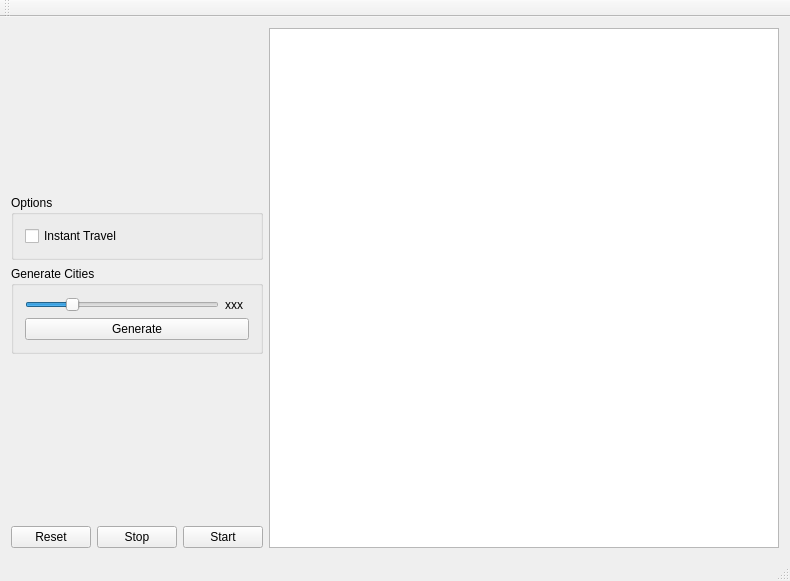
Above: mainwindow.ui from DrewMartin/TSP-ants before the change. Below: the same form after it.
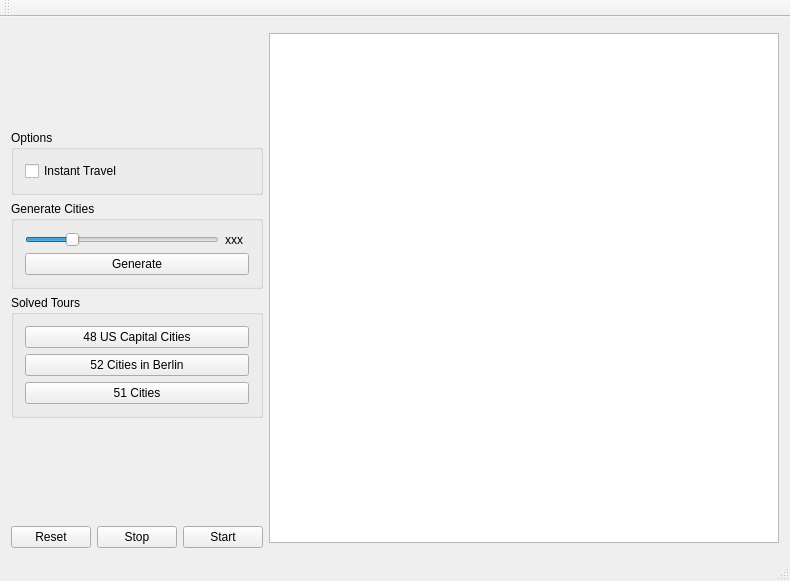
That is the form after the change. Custom widgets are drawn as their Qt base class.

Commit message: Added default tours and the ability to add/remove cities with button clicks

The edit to the form file:
```diff
--- a/mainwindow.ui
+++ b/mainwindow.ui
@@ -98,6 +98,36 @@
         </layout>
        </widget>
       </item>
+      <item>
+       <widget class="QGroupBox" name="tourGroup">
+        <property name="title">
+         <string>Solved Tours</string>
+        </property>
+        <layout class="QVBoxLayout" name="verticalLayout_4">
+         <item>
+          <widget class="QPushButton" name="capitalTourButton">
+           <property name="text">
+            <string>48 US Capital Cities</string>
+           </property>
+          </widget>
+         </item>
+         <item>
+          <widget class="QPushButton" name="berlinTourButton">
+           <property name="text">
+            <string>52 Cities in Berlin</string>
+           </property>
+          </widget>
+         </item>
+         <item>
+          <widget class="QPushButton" name="fiftyOneTourButton">
+           <property name="text">
+            <string>51 Cities</string>
+           </property>
+          </widget>
+         </item>
+        </layout>
+       </widget>
+      </item>
       <item>
        <spacer name="verticalSpacer">
         <property name="orientation">
@@ -127,12 +157,26 @@
         <height>510</height>
        </size>
       </property>
+      <property name="maximumSize">
+       <size>
+        <width>510</width>
+        <height>510</height>
+       </size>
+      </property>
       <property name="verticalScrollBarPolicy">
        <enum>Qt::ScrollBarAlwaysOff</enum>
       </property>
       <property name="horizontalScrollBarPolicy">
        <enum>Qt::ScrollBarAlwaysOff</enum>
       </property>
+      <property name="sceneRect">
+       <rectf>
+        <x>0.000000000000000</x>
+        <y>0.000000000000000</y>
+        <width>0.000000000000000</width>
+        <height>0.000000000000000</height>
+       </rectf>
+      </property>
      </widget>
     </item>
     <item row="1" column="0">
```
The commit also changes 7 other files.
